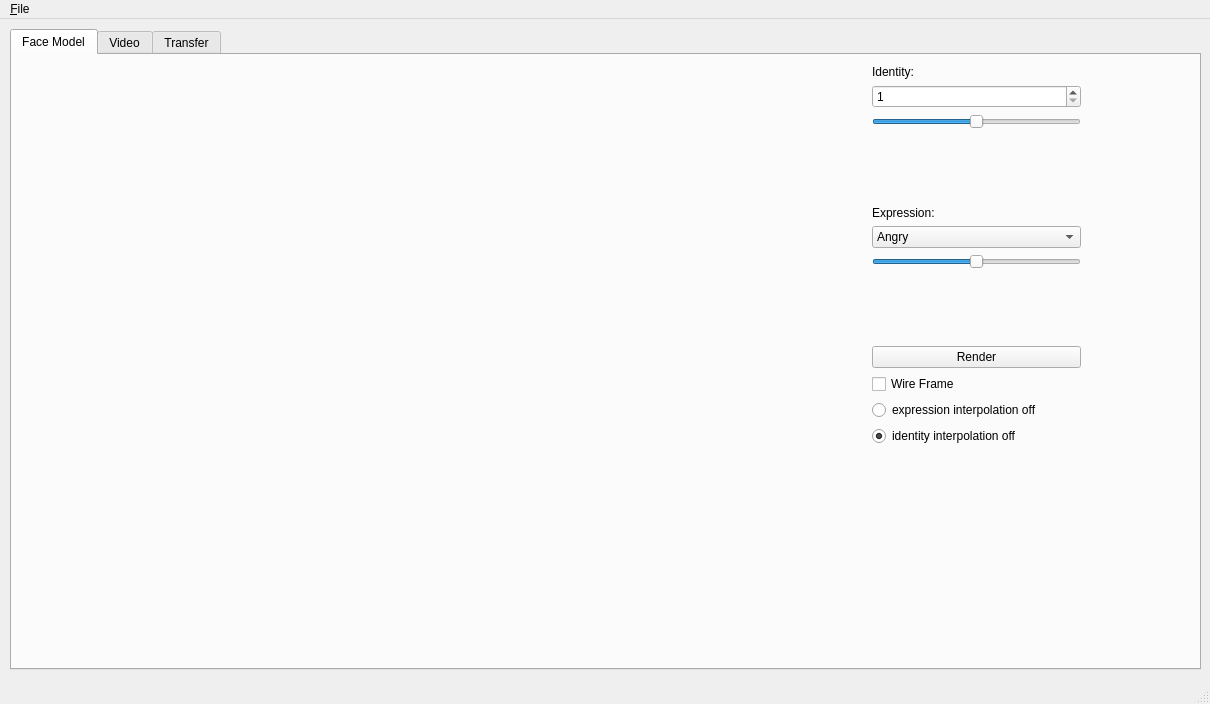
This is qt_gl/view/applform.ui in dem42/exp_tran as Qt 5 draws it before an edit. The edited form follows.
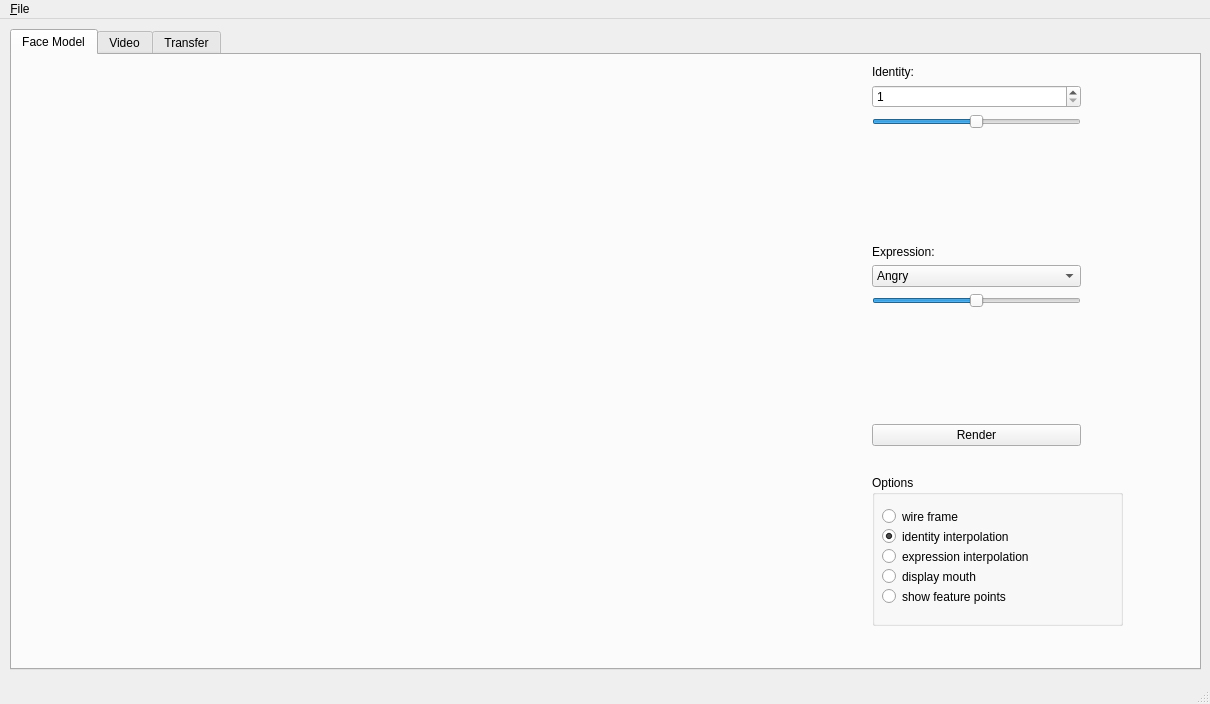
This is the edited form.

What changed in the file:
```diff
--- a/qt_gl/view/applform.ui
+++ b/qt_gl/view/applform.ui
@@ -182,32 +182,104 @@
          </property>
         </widget>
        </item>
-       <item>
-        <widget class="QCheckBox" name="wireCheckBox">
-         <property name="text">
-          <string>Wire Frame</string>
-         </property>
-        </widget>
-       </item>
-       <item>
-        <widget class="QRadioButton" name="bruteExpRadio">
-         <property name="text">
-          <string>expression interpolation off</string>
-         </property>
-        </widget>
-       </item>
-       <item>
-        <widget class="QRadioButton" name="bruteIdRadio">
-         <property name="text">
-          <string>identity interpolation off</string>
-         </property>
-         <property name="checked">
-          <bool>true</bool>
-         </property>
-        </widget>
-       </item>
       </layout>
      </widget>
+     <widget class="QGroupBox" name="optionsBox">
+      <property name="geometry">
+       <rect>
+        <x>860</x>
+        <y>420</y>
+        <width>251</width>
+        <height>151</height>
+       </rect>
+      </property>
+      <property name="title">
+       <string>Options</string>
+      </property>
+      <widget class="QRadioButton" name="wireRadioButton">
+       <property name="geometry">
+        <rect>
+         <x>10</x>
+         <y>30</y>
+         <width>207</width>
+         <height>23</height>
+        </rect>
+       </property>
+       <property name="text">
+        <string>wire frame</string>
+       </property>
+       <property name="autoExclusive">
+        <bool>false</bool>
+       </property>
+      </widget>
+      <widget class="QRadioButton" name="bruteIdRadio">
+       <property name="geometry">
+        <rect>
+         <x>10</x>
+         <y>50</y>
+         <width>207</width>
+         <height>23</height>
+        </rect>
+       </property>
+       <property name="text">
+        <string>identity interpolation</string>
+       </property>
+       <property name="checked">
+        <bool>true</bool>
+       </property>
+       <property name="autoExclusive">
+        <bool>false</bool>
+       </property>
+      </widget>
+      <widget class="QRadioButton" name="bruteExpRadio">
+       <property name="geometry">
+        <rect>
+         <x>10</x>
+         <y>70</y>
+         <width>207</width>
+         <height>23</height>
+        </rect>
+       </property>
+       <property name="text">
+        <string>expression interpolation</string>
+       </property>
+       <property name="autoExclusive">
+        <bool>false</bool>
+       </property>
+      </widget>
+      <widget class="QRadioButton" name="mouthRadio">
+       <property name="geometry">
+        <rect>
+         <x>10</x>
+         <y>90</y>
+         <width>201</width>
+         <height>23</height>
+        </rect>
+       </property>
+       <property name="text">
+        <string>display mouth</string>
+       </property>
+       <property name="autoExclusive">
+        <bool>false</bool>
+       </property>
+      </widget>
+      <widget class="QRadioButton" name="featureRadio">
+       <property name="geometry">
+        <rect>
+         <x>10</x>
+         <y>110</y>
+         <width>201</width>
+         <height>23</height>
+        </rect>
+       </property>
+       <property name="text">
+        <string>show feature points</string>
+       </property>
+       <property name="autoExclusive">
+        <bool>false</bool>
+       </property>
+      </widget>
+     </widget>
     </widget>
     <widget class="QWidget" name="videoTab">
      <attribute name="title">
```
